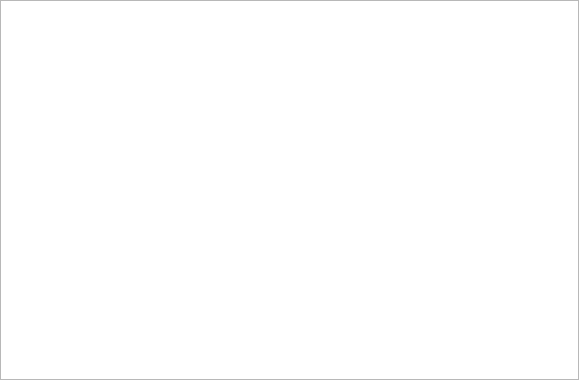
First picture: the form in tabchildwidget.ui, repository RunheZH/SCAPES, before the edit.
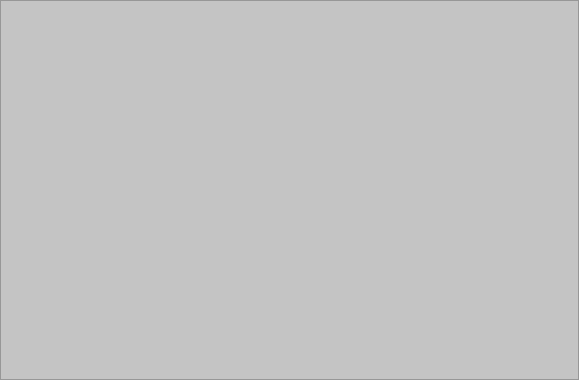
Second picture: the form after the edit.

Commit message: interface - add some ugly color, may change later

What changed in the file:
```diff
--- a/tabchildwidget.ui
+++ b/tabchildwidget.ui
@@ -27,7 +27,11 @@
     <number>0</number>
    </property>
    <item row="0" column="0">
-    <widget class="QTextEdit" name="textEdit"/>
+    <widget class="QTextEdit" name="textEdit">
+     <property name="styleSheet">
+      <string notr="true">background-color: rgb(196, 196, 196);</string>
+     </property>
+    </widget>
    </item>
   </layout>
  </widget>
```
The commit also changes 4 other files.
